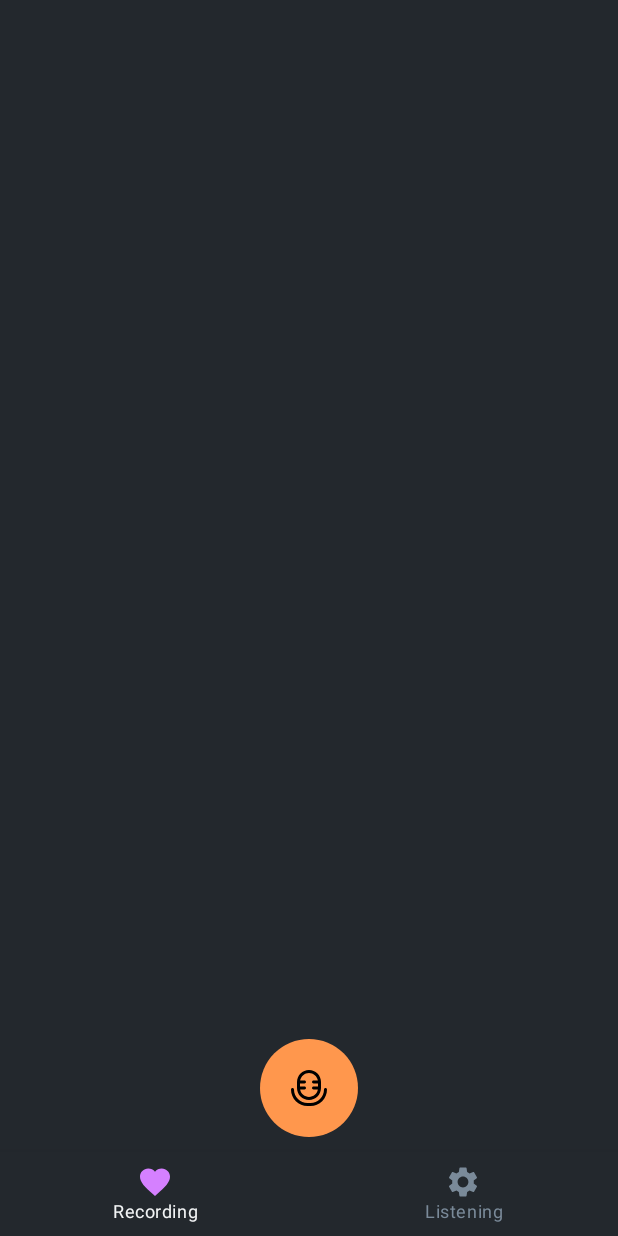
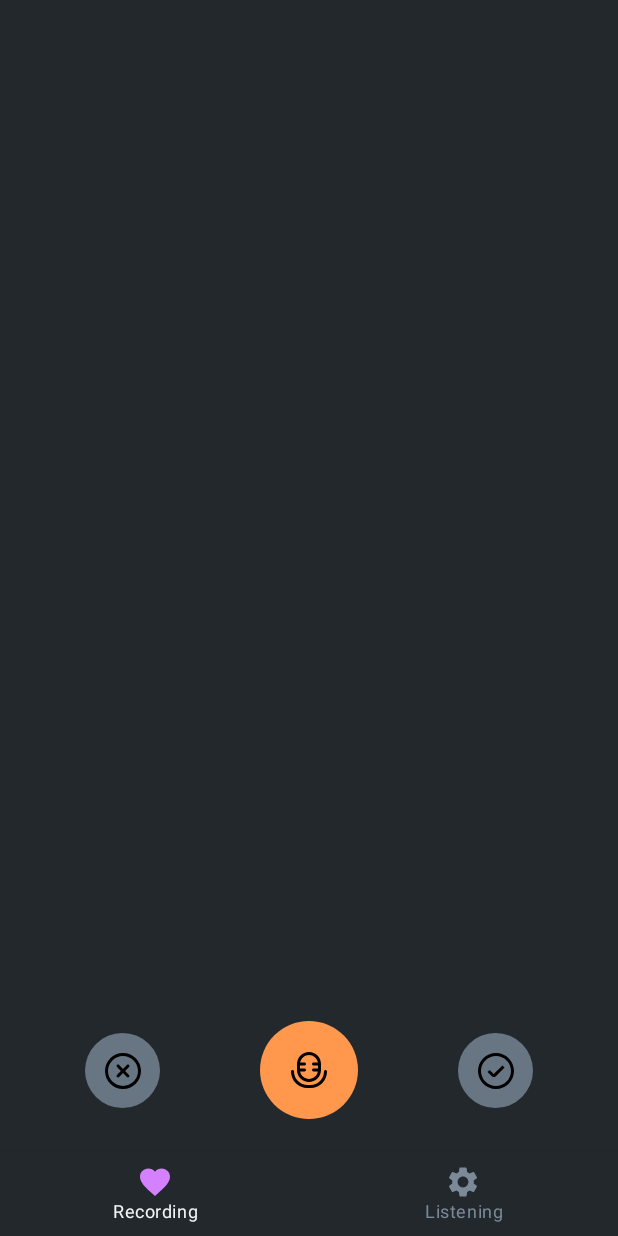
Before and after one commit to WaysUa/VoiceVortex, an Android app built with Jetpack Compose: the screen it shows after launch (MainActivity), after a tap on "Start recording", on a phone screen of 412 x 824 dp. Run offline under Robolectric (Android 15) with nearby library versions, the phone set to English and light mode, and no system bars; our stand-ins replace Dagger/Hilt's generated code, accompanist, livedata-compose.

Commit message:
Added RecordingViewRecording, updated RecordingEvent, RecordingScreen

```diff
--- a/app/src/main/java/com/main/voicevortex/screens/recording/RecordingScreen.kt
+++ b/app/src/main/java/com/main/voicevortex/screens/recording/RecordingScreen.kt
@@ -6,6 +6,7 @@ import androidx.compose.runtime.livedata.observeAsState
 import com.main.voicevortex.screens.recording.models.RecordingEvent
 import com.main.voicevortex.screens.recording.models.RecordingViewState
 import com.main.voicevortex.screens.recording.view.RecordingViewDisplay
+import com.main.voicevortex.screens.recording.view.RecordingViewRecording
 
 @Composable
 fun RecordingScreen(
@@ -14,8 +15,10 @@ fun RecordingScreen(
     val viewState = recordingViewModel.recordingViewState.observeAsState()
 
     when (val state = viewState.value) {
-        RecordingViewState.Display -> RecordingViewDisplay()
-        RecordingViewState.Recording -> TODO()
+        RecordingViewState.Display -> RecordingViewDisplay {
+            recordingViewModel.obtainEvent(RecordingEvent.RecordingScreen)
+        }
+        RecordingViewState.Recording -> RecordingViewRecording()
         else -> throw NotImplementedError("Unexpected recording state")
     }
 
--- a/app/src/main/java/com/main/voicevortex/screens/recording/RecordingViewModel.kt
+++ b/app/src/main/java/com/main/voicevortex/screens/recording/RecordingViewModel.kt
@@ -20,7 +20,7 @@ class RecordingViewModel(
     override fun obtainEvent(event: RecordingEvent) {
         when (val currentState = _recordingViewState.value) {
             is RecordingViewState.Display -> reduce(event, currentState)
-            is RecordingViewState.Recording -> TODO()
+            is RecordingViewState.Recording -> reduce(event, currentState)
             else -> throw NotImplementedError("Unexpected recording state")
         }
     }
@@ -30,6 +30,10 @@ class RecordingViewModel(
             RecordingEvent.EnterScreen -> {
                 _recordingViewState.value = RecordingViewState.Display
             }
+
+            RecordingEvent.RecordingScreen -> {
+                _recordingViewState.value = RecordingViewState.Recording
+            }
         }
     }
 }
--- a/app/src/main/java/com/main/voicevortex/screens/recording/models/RecordingEvent.kt
+++ b/app/src/main/java/com/main/voicevortex/screens/recording/models/RecordingEvent.kt
@@ -2,4 +2,5 @@ package com.main.voicevortex.screens.recording.models
 
 sealed class RecordingEvent {
     object EnterScreen : RecordingEvent()
+    object RecordingScreen : RecordingEvent()
 }
--- a/app/src/main/java/com/main/voicevortex/screens/recording/view/RecordingViewDisplay.kt
+++ b/app/src/main/java/com/main/voicevortex/screens/recording/view/RecordingViewDisplay.kt
@@ -19,19 +19,20 @@ import com.main.voicevortex.ui.theme.orangeDarkPalette
 import com.main.voicevortex.ui.views.RoundedIconButton
 
 @Composable
-fun RecordingViewDisplay() {
+fun RecordingViewDisplay(
+    onRecordingClicked: () -> Unit
+) {
     Box(
         modifier = Modifier
             .fillMaxSize()
             .background(baseDarkPalette.primaryBackground),
         contentAlignment = Alignment.BottomCenter
     ) {
-
         RoundedIconButton(
-            onClick = { },
+            onClick = { onRecordingClicked.invoke() },
             background = orangeDarkPalette.tintColor,
             size = 65.dp,
-            modifier = Modifier.padding(bottom = 10.dp)
+            modifier = Modifier.padding(bottom = 22.dp)
         ) {
             Icon(
                 painter = painterResource(id = R.drawable.icon_microphone),
--- /dev/null
+++ b/app/src/main/java/com/main/voicevortex/screens/recording/view/RecordingViewRecording.kt
@@ -0,0 +1,72 @@
+package com.main.voicevortex.screens.recording.view
+
+import androidx.compose.foundation.background
+import androidx.compose.foundation.layout.Arrangement
+import androidx.compose.foundation.layout.Box
+import androidx.compose.foundation.layout.Row
+import androidx.compose.foundation.layout.fillMaxSize
+import androidx.compose.foundation.layout.fillMaxWidth
+import androidx.compose.foundation.layout.padding
+import androidx.compose.material3.Icon
+import androidx.compose.runtime.Composable
+import androidx.compose.ui.Alignment
+import androidx.compose.ui.Modifier
+import androidx.compose.ui.res.painterResource
+import androidx.compose.ui.unit.dp
+import com.main.voicevortex.R
+import com.main.voicevortex.ui.theme.baseDarkPalette
+import com.main.voicevortex.ui.theme.orangeDarkPalette
+import com.main.voicevortex.ui.views.RoundedIconButton
+
+@Composable
+fun RecordingViewRecording() {
+    Box(
+        modifier = Modifier
+            .fillMaxSize()
+            .background(baseDarkPalette.primaryBackground),
+        contentAlignment = Alignment.BottomCenter
+    ) {
+        Row(
+            modifier = Modifier
+                .fillMaxWidth()
+                .padding(bottom = 22.dp),
+            horizontalArrangement = Arrangement.SpaceEvenly,
+            verticalAlignment = Alignment.CenterVertically
+        ) {
+            RoundedIconButton(
+                onClick = { /*TODO*/ },
+                background = baseDarkPalette.secondaryText,
+                size = 50.dp,
+                modifier = Modifier.padding(end = 10.dp)
+            ) {
+                Icon(
+                    painter = painterResource(id = R.drawable.icon_cancel),
+                    contentDescription = "Start recording"
+                )
+            }
+
+            RoundedIconButton(
+                onClick = { },
+                background = orangeDarkPalette.tintColor,
+                size = 65.dp
+            ) {
+                Icon(
+                    painter = painterResource(id = R.drawable.icon_microphone),
+                    contentDescription = "Start recording"
+                )
+            }
+
+            RoundedIconButton(
+                onClick = { /*TODO*/ },
+                background = baseDarkPalette.secondaryText,
+                size = 50.dp,
+                modifier = Modifier.padding(start = 10.dp)
+            ) {
+                Icon(
+                    painter = painterResource(id = R.drawable.icon_save),
+                    contentDescription = "Start recording"
+                )
+            }
+        }
+    }
+}
```
